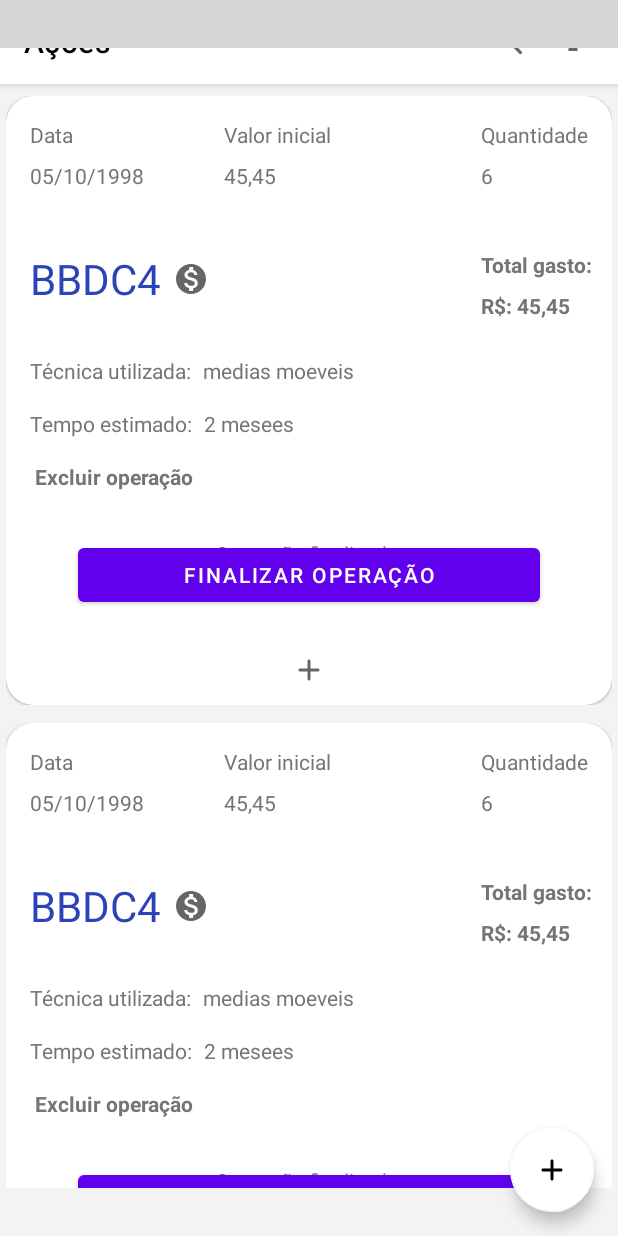
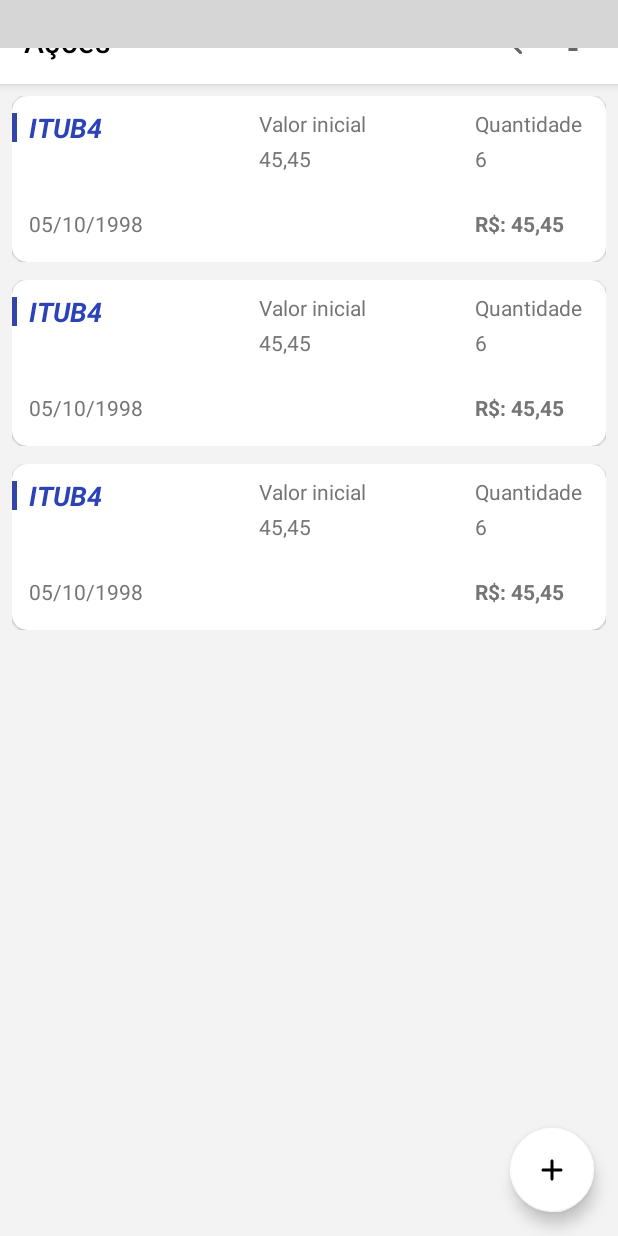
Before and after one commit to BacchoTerra/Finance_tracker, an Android app: the layout activity_stocks.xml on its own in the app's theme, with its tools: preview values and no code run, on a phone screen of 412 x 824 dp. Run offline under Robolectric (Android 15) with nearby library versions, the phone set to English and light mode, and no system bars; plain views replace MaterialSearchView; grey boxes are pictures that could not be loaded.

Commit message:
StockAdapter and row_stock were have been replaced by StockAdapter2 and row_stock_2.xml.

```diff
--- a/app/src/main/java/com/bacchoterra/financetracker/dao/StockDao.java
+++ b/app/src/main/java/com/bacchoterra/financetracker/dao/StockDao.java
@@ -26,7 +26,7 @@ public interface StockDao {
     @Query("DELETE FROM stock_table")
     void deleteAllFromRendaVariavelTable ();
 
-    @Query("SELECT * FROM stock_table")
+    @Query("SELECT * FROM stock_table ORDER BY initialTimestamp")
     LiveData<List<Stock>> selectAllFromRendaVariavel();
 
     @Query("SELECT * FROM stock_table WHERE isFinished = 0")
--- /dev/null
+++ b/app/src/main/res/drawable/ic_rect_stock_identifier.xml
@@ -0,0 +1,9 @@
+<vector xmlns:android="http://schemas.android.com/apk/res/android"
+    android:width="3dp"
+    android:height="19dp"
+    android:viewportWidth="3"
+    android:viewportHeight="19">
+  <path
+      android:pathData="M0,0h3v19h-3z"
+      android:fillColor="#3446A5"/>
+</vector>
--- a/app/src/main/res/layout/activity_stocks.xml
+++ b/app/src/main/res/layout/activity_stocks.xml
@@ -8,7 +8,7 @@
     tools:context=".view.StocksActivity">
 
     <com.google.android.material.appbar.AppBarLayout
-        android:id="@+id/activity_stock_appBarLayour"
+        android:id="@+id/activity_stock_appBarLayout"
         android:layout_width="match_parent"
         android:layout_height="wrap_content"
         app:layout_constraintLeft_toLeftOf="parent"
@@ -50,7 +50,7 @@
         app:layout_constraintBottom_toTopOf="@+id/guideline2"
         app:layout_constraintEnd_toEndOf="parent"
         app:layout_constraintStart_toStartOf="parent"
-        app:layout_constraintTop_toBottomOf="@+id/activity_stock_appBarLayour" />
+        app:layout_constraintTop_toBottomOf="@+id/activity_stock_appBarLayout" />
 
     <androidx.recyclerview.widget.RecyclerView
         android:id="@+id/activity_stock_recycler_view"
@@ -61,8 +61,8 @@
         app:layout_constraintBottom_toBottomOf="parent"
         app:layout_constraintEnd_toEndOf="parent"
         app:layout_constraintStart_toStartOf="parent"
-        app:layout_constraintTop_toBottomOf="@+id/activity_stock_appBarLayour"
-        tools:listitem="@layout/row_stock" />
+        app:layout_constraintTop_toBottomOf="@+id/activity_stock_appBarLayout"
+        tools:listitem="@layout/row_stock_2" />
 
     <com.google.android.material.floatingactionbutton.FloatingActionButton
         android:id="@+id/activity_stock_fab_add"
--- /dev/null
+++ b/app/src/main/res/layout/row_stock_2.xml
@@ -0,0 +1,118 @@
+<?xml version="1.0" encoding="utf-8"?>
+<androidx.constraintlayout.widget.ConstraintLayout xmlns:android="http://schemas.android.com/apk/res/android"
+    xmlns:app="http://schemas.android.com/apk/res-auto"
+    xmlns:tools="http://schemas.android.com/tools"
+    android:layout_width="match_parent"
+    android:layout_height="wrap_content"
+    android:layout_marginHorizontal="8dp"
+    android:layout_marginBottom="12dp">
+
+    <com.google.android.material.card.MaterialCardView
+        android:id="@+id/row_stock_baseCardView"
+        android:layout_width="0dp"
+        android:layout_height="wrap_content"
+        app:cardCornerRadius="10dp"
+        app:layout_constraintLeft_toLeftOf="parent"
+        app:layout_constraintRight_toRightOf="parent"
+        app:layout_constraintTop_toTopOf="parent">
+
+        <androidx.constraintlayout.widget.ConstraintLayout
+            android:layout_width="match_parent"
+            android:layout_height="wrap_content"
+            android:paddingBottom="16dp">
+
+            <ImageView
+                android:id="@+id/imageView"
+                android:layout_width="wrap_content"
+                android:layout_height="wrap_content"
+                android:layout_marginTop="11dp"
+                app:layout_constraintStart_toStartOf="parent"
+                app:layout_constraintTop_toTopOf="parent"
+                app:srcCompat="@drawable/ic_rect_stock_identifier" />
+
+            <TextView
+                android:id="@+id/row_stock_txt_sotck_name"
+                android:layout_width="wrap_content"
+                android:layout_height="wrap_content"
+                android:layout_marginStart="8dp"
+                android:textColor="@color/renda_variavel"
+                android:textSize="18sp"
+                android:textStyle="bold|italic"
+                app:layout_constraintBottom_toBottomOf="@+id/imageView"
+                app:layout_constraintStart_toEndOf="@+id/imageView"
+                app:layout_constraintTop_toTopOf="@+id/imageView"
+                tools:text="ITUB4" />
+
+            <TextView
+                android:id="@+id/activity_add_stock_txtInitial_price"
+                android:layout_width="wrap_content"
+                android:layout_height="wrap_content"
+                android:layout_marginStart="32dp"
+                android:text="@string/valor_inicial"
+                android:textColor="@color/light_text_color"
+                app:layout_constraintEnd_toStartOf="@+id/activity_add_stock_txt_quantity"
+                app:layout_constraintStart_toEndOf="@+id/row_stock_txt_sotck_name"
+                app:layout_constraintTop_toTopOf="@+id/row_stock_txt_sotck_name" />
+
+            <TextView
+                android:id="@+id/row_stock_txt_price"
+                android:layout_width="0dp"
+                android:layout_height="wrap_content"
+                android:layout_marginTop="4dp"
+                android:text="@string/money_symbol"
+                android:textColor="@color/light_text_color"
+                android:textSize="14sp"
+                app:layout_constraintEnd_toEndOf="@+id/activity_add_stock_txtInitial_price"
+                app:layout_constraintStart_toStartOf="@+id/activity_add_stock_txtInitial_price"
+                app:layout_constraintTop_toBottomOf="@+id/activity_add_stock_txtInitial_price"
+                tools:text="45,45" />
+
+            <TextView
+                android:id="@+id/activity_add_stock_txt_quantity"
+                android:layout_width="wrap_content"
+                android:layout_height="wrap_content"
+                android:layout_marginEnd="16dp"
+                android:text="@string/quantidade"
+                android:textColor="@color/light_text_color"
+                app:layout_constraintEnd_toEndOf="parent"
+                app:layout_constraintTop_toTopOf="@+id/activity_add_stock_txtInitial_price" />
+
+            <TextView
+                android:id="@+id/row_stock_txt_quantity"
+                android:layout_width="0dp"
+                android:layout_height="wrap_content"
+                android:textColor="@color/light_text_color"
+                android:textSize="14sp"
+                app:layout_constraintEnd_toEndOf="@+id/activity_add_stock_txt_quantity"
+                app:layout_constraintStart_toStartOf="@+id/activity_add_stock_txt_quantity"
+                app:layout_constraintTop_toTopOf="@+id/row_stock_txt_price"
+                tools:text="6" />
+
+            <TextView
+                android:id="@+id/row_stock_txt_date"
+                android:layout_width="wrap_content"
+                android:layout_height="wrap_content"
+                android:layout_marginTop="24dp"
+                android:maxLength="10"
+                android:textColor="@color/light_text_color"
+                android:textSize="14sp"
+                app:layout_constraintStart_toStartOf="@+id/row_stock_txt_sotck_name"
+                app:layout_constraintTop_toBottomOf="@+id/row_stock_txt_price"
+                tools:text="05/10/1998" />
+
+            <TextView
+                android:id="@+id/row_stock_txt_price_result"
+                android:layout_width="0dp"
+                android:layout_height="wrap_content"
+                android:text="@string/money_symbol"
+                android:textColor="@color/light_text_color"
+                android:textStyle="bold"
+                app:layout_constraintStart_toStartOf="@+id/row_stock_txt_quantity"
+                app:layout_constraintTop_toTopOf="@+id/row_stock_txt_date"
+                tools:text="R$: 45,45" />
+
+        </androidx.constraintlayout.widget.ConstraintLayout>
+
+    </com.google.android.material.card.MaterialCardView>
+
+</androidx.constraintlayout.widget.ConstraintLayout>
--- a/app/src/main/res/values/colors.xml
+++ b/app/src/main/res/values/colors.xml
@@ -23,4 +23,5 @@
 
     <color name="profit_color">#0f9c58</color>
     <color name="deficit_color">#d60c3a</color>
+    <color name="transparent_black">#59000000</color>
 </resources>
--- a/app/src/main/res/values/strings.xml
+++ b/app/src/main/res/values/strings.xml
@@ -46,10 +46,11 @@
     <string name="insira_um_valor_valido">Insira um valor válido</string>
     <string name="filtrar">Filtrar</string>
     <string name="ordem_alfabetica">Ordem alfabetica</string>
-    <string name="pre_o_total_maior_menor">Preço total(maior-menor)</string>
+    <string name="pre_o_total_maior_menor">Preço total (maior-menor)</string>
     <string name="pre_o_a_o_maior_menor">Preço ação (maior-menor)</string>
     <string name="somente_finalizadas">Somente finalizadas</string>
     <string name="somente_abertas">Somente abertas</string>
     <string name="todas_acoes">Todas</string>
     <string name="n_o_encontramos_nenhum_item">Não encontramos nenhum item..</string>
+    <string name="sucesso">Sucesso</string>
 </resources>
```
Also changed, not shown: app/src/main/java/com/bacchoterra/financetracker/adapter/StockAdapter2.java (added, +127 -0 lines), app/src/main/java/com/bacchoterra/financetracker/view/StocksActivity.java (+21 -4 lines), app/src/main/res/drawable/ic_baseline_check_circle_24.xml (added, +10 -0 lines).
